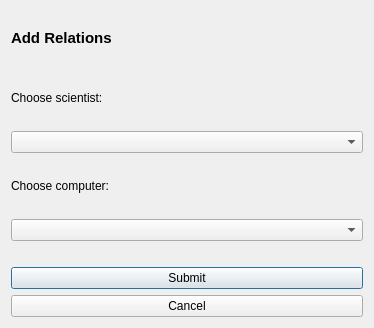
Above: Verklegt/addrelations.ui from disaerna/T-113-VLN1 before the change. Below: the same form after it.
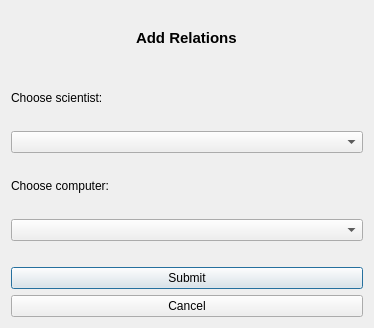
That is the form after the change.

```diff
--- a/Verklegt/addrelations.ui
+++ b/Verklegt/addrelations.ui
@@ -14,7 +14,7 @@
    <string>Dialog</string>
   </property>
   <layout class="QVBoxLayout" name="verticalLayout">
-   <item>
+   <item alignment="Qt::AlignHCenter">
     <widget class="QLabel" name="label_addRelationsTitle">
      <property name="font">
       <font>
```
Left out of the diff: 2 changed lines with no effect on the pictures.
